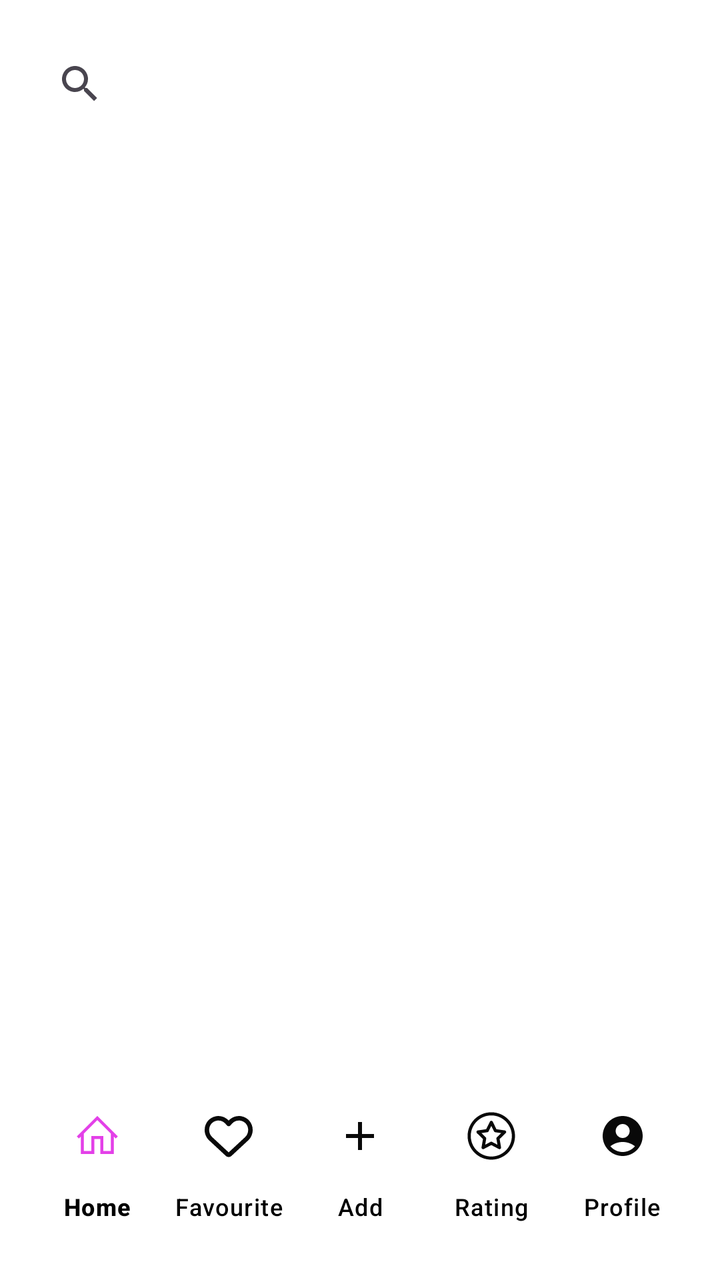
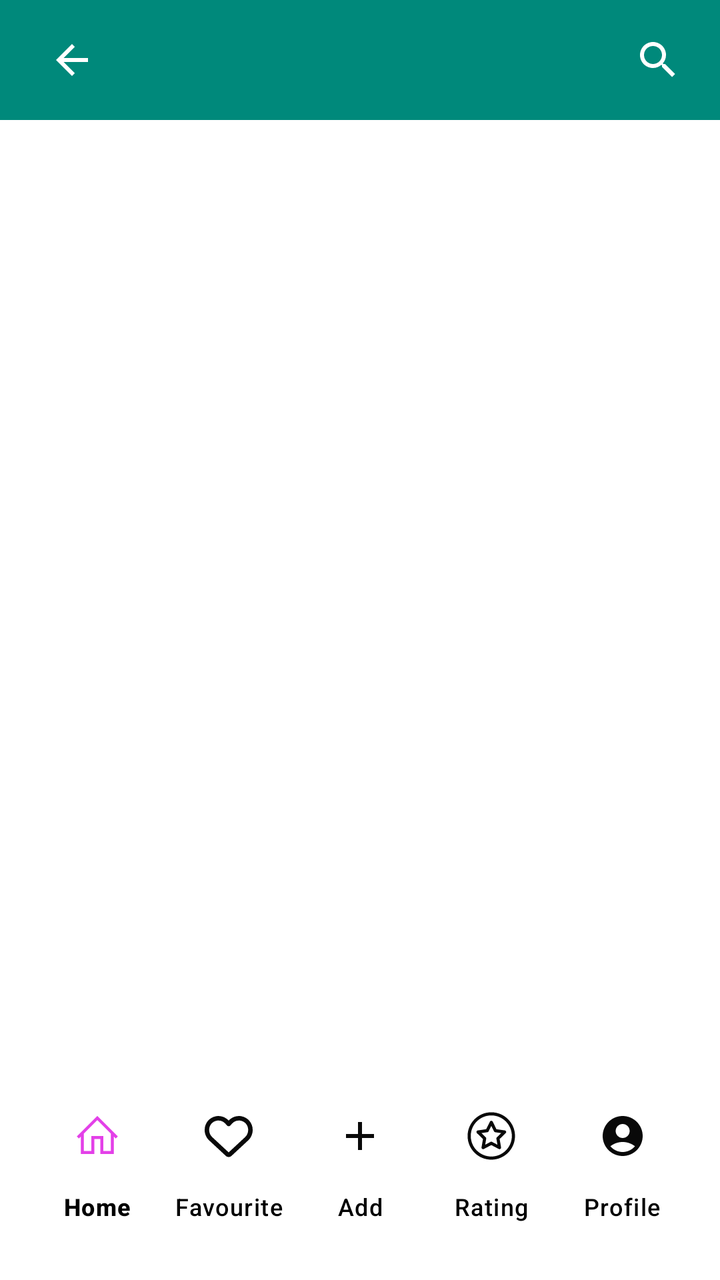

Screens rendered from an Android XML layout before and after an edit, with the pre-edit source and the edit as a unified diff.
<!-- AndroidManifest.xml: application theme Theme.BasaKhuji -->
<!-- res/layout/activity_main.xml -->
<LinearLayout xmlns:android="http://schemas.android.com/apk/res/android"
    xmlns:app="http://schemas.android.com/apk/res-auto"
    android:layout_width="match_parent"
    android:layout_height="match_parent"
    android:background="@color/white"
    android:orientation="vertical"
    android:padding="16dp">

    <SearchView
        android:id="@+id/searchView"
        android:layout_width="378dp"
        android:layout_height="wrap_content"
        android:layout_marginTop="2dp"
        android:queryHint="Search Properties" />

    <ScrollView
        android:layout_width="match_parent"
        android:layout_height="0dp"
        android:layout_weight="1">

        <androidx.recyclerview.widget.RecyclerView
            android:id="@+id/recyclerview"
            android:layout_width="match_parent"
            android:layout_height="wrap_content" />

    </ScrollView>


    <com.google.android.material.bottomnavigation.BottomNavigationView
        android:id="@+id/bottom_nav"
        android:layout_width="match_parent"
        android:layout_height="wrap_content"
        android:layout_alignParentBottom="true"
        android:background="#ffffff"
        app:itemIconTint="@drawable/item_selector"
        app:itemRippleColor="@android:color/transparent"
        app:itemTextColor="@color/black"
        app:labelVisibilityMode="labeled"
        app:menu="@menu/item_menu" />


</LinearLayout>
<!-- resources referenced by this layout -->
<resources>
  <color name="black">#FF000000</color>
  <color name="white">#FFFFFFFF</color>
  <!-- drawable item_selector (drawable) -->
  <?xml version="1.0" encoding="utf-8"?>
  <selector xmlns:android="http://schemas.android.com/apk/res/android">
      <item android:state_pressed="true" android:color="#E340E8"/>
      <item android:state_checked="true" android:color="#E340E8"/>
  
      <item android:color="#090909"/>
  </selector>
  <style name="Theme.BasaKhuji" parent="Base.Theme.BasaKhuji" />
  <style name="Base.Theme.BasaKhuji" parent="Theme.Material3.DayNight.NoActionBar">
          
          
      </style>
</resources>

<!-- the commit's change to res/layout/activity_main.xml (unified diff, before → after) -->
@@ -1,17 +1,47 @@
-<LinearLayout xmlns:android="http://schemas.android.com/apk/res/android"
+<LinearLayout
+    xmlns:android="http://schemas.android.com/apk/res/android"
+    android:layout_width="match_parent"
+    android:layout_height="match_parent"
+    android:orientation="vertical">
+
+    
+    <androidx.appcompat.widget.Toolbar
+        android:id="@+id/toolbar"
+        android:layout_width="match_parent"
+        android:layout_height="60dp"
+        android:background="#00897B"
+        android:elevation="4dp"
+        android:popupTheme="@style/ThemeOverlay.AppCompat.Light"
+        android:theme="@style/ThemeOverlay.AppCompat.Dark.ActionBar">
+
+        
+        <ImageView
+            android:id="@+id/backButton"
+            android:layout_width="wrap_content"
+            android:layout_height="wrap_content"
+            android:layout_gravity="start"
+            android:contentDescription="Back"
+            android:padding="8dp"
+            android:src="@drawable/ic_back" />
+
+        <SearchView
+            android:id="@+id/searchView"
+            android:layout_width="55dp"
+            android:layout_height="wrap_content"
+            android:layout_gravity="end"
+            android:layout_marginTop="2dp"
+            android:queryHint="Search Properties" />
+
+    </androidx.appcompat.widget.Toolbar>
+
+
+<LinearLayout
     xmlns:app="http://schemas.android.com/apk/res-auto"
     android:layout_width="match_parent"
     android:layout_height="match_parent"
     android:background="@color/white"
     android:orientation="vertical"
     android:padding="16dp">
-
-    <SearchView
-        android:id="@+id/searchView"
-        android:layout_width="378dp"
-        android:layout_height="wrap_content"
-        android:layout_marginTop="2dp"
-        android:queryHint="Search Properties" />
 
     <ScrollView
         android:layout_width="match_parent"
@@ -40,3 +70,4 @@
 
 
 </LinearLayout>
+</LinearLayout>
<!-- resource entries referenced after the edit -->
@@ -2,6 +2,12 @@
 <resources>
   <color name="black">#FF000000</color>
   <color name="white">#FFFFFFFF</color>
+  <!-- drawable ic_back (drawable) -->
+  <vector android:autoMirrored="true" android:height="24dp"
+      android:tint="#FFFFFF" android:viewportHeight="24"
+      android:viewportWidth="24" android:width="24dp" xmlns:android="http://schemas.android.com/apk/res/android">
+      <path android:fillColor="@android:color/white" android:pathData="M20,11H7.83l5.59,-5.59L12,4l-8,8 8,8 1.41,-1.41L7.83,13H20v-2z"/>
+  </vector>
   <!-- drawable item_selector (drawable) -->
   <?xml version="1.0" encoding="utf-8"?>
   <selector xmlns:android="http://schemas.android.com/apk/res/android">
